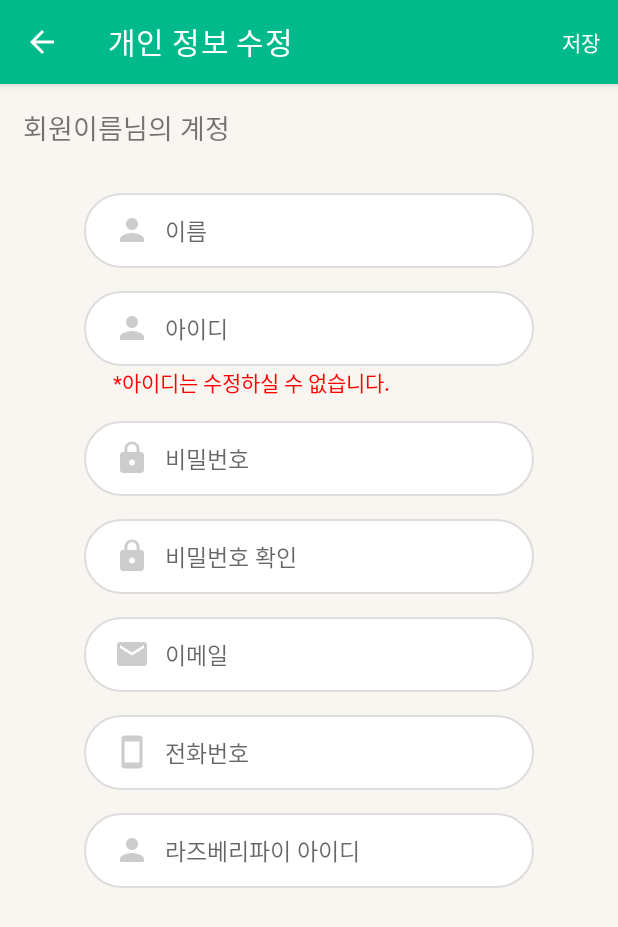
After one commit to jin0220/FarmMonitoring, an Android app: the AccountActivity screen opened directly, with no data from a screen before it, on a phone screen of 412 x 824 dp. The commit adds this screen. Shown: the top 927 px of the screen. Run offline under Robolectric (Android 15) with nearby library versions, the phone set to English and light mode, and no system bars.

Commit message:
account
개인정보 수정 페이지 추가 및 마이페이지 ui 수정

```diff
--- a/app/src/main/AndroidManifest.xml
+++ b/app/src/main/AndroidManifest.xml
@@ -9,7 +9,8 @@
         android:roundIcon="@mipmap/ic_launcher_logo_round"
         android:supportsRtl="true"
         android:theme="@style/Theme.Farm_monitoring">
-        <activity android:name=".CommunityWriteActivity"></activity>
+        <activity android:name=".AccountActivity"></activity>
+        <activity android:name=".CommunityWriteActivity" />
         <activity
             android:name=".LoadingActivity"
             android:theme="@style/Theme.AppCompat.NoActionBar">
--- /dev/null
+++ b/app/src/main/java/com/example/farm_monitoring/AccountActivity.java
@@ -0,0 +1,40 @@
+package com.example.farm_monitoring;
+
+import androidx.annotation.NonNull;
+import androidx.appcompat.app.AppCompatActivity;
+
+import android.os.Bundle;
+import android.view.Menu;
+import android.view.MenuItem;
+import android.widget.Toast;
+
+public class AccountActivity extends AppCompatActivity {
+
+    @Override
+    protected void onCreate(Bundle savedInstanceState) {
+        super.onCreate(savedInstanceState);
+        setContentView(R.layout.activity_account);
+
+        getSupportActionBar().setTitle("개인 정보 수정");
+        getSupportActionBar().setDisplayHomeAsUpEnabled(true);
+    }
+
+    @Override
+    public boolean onCreateOptionsMenu(Menu menu) {
+        getMenuInflater().inflate(R.menu.write_menu, menu);
+        return super.onCreateOptionsMenu(menu);
+    }
+
+    @Override
+    public boolean onOptionsItemSelected(@NonNull MenuItem item) {
+        switch (item.getItemId()){
+            case android.R.id.home:
+                finish();
+                return true;
+            case R.id.store:
+                Toast.makeText(this, "수정되었습니다.", Toast.LENGTH_SHORT).show();
+                return true;
+        }
+        return super.onOptionsItemSelected(item);
+    }
+}
--- /dev/null
+++ b/app/src/main/res/layout/activity_account.xml
@@ -0,0 +1,115 @@
+<?xml version="1.0" encoding="utf-8"?>
+<LinearLayout xmlns:android="http://schemas.android.com/apk/res/android"
+    xmlns:app="http://schemas.android.com/apk/res-auto"
+    xmlns:tools="http://schemas.android.com/tools"
+    android:layout_width="match_parent"
+    android:layout_height="match_parent"
+    tools:context=".SignUpActivity"
+    android:background="@color/background"
+    android:orientation="vertical"
+    android:padding="15dp">
+
+    <TextView
+        android:layout_width="wrap_content"
+        android:layout_height="wrap_content"
+        android:text="회원이름님의 계정"
+        android:textSize="18dp"/>
+
+    <LinearLayout
+        android:layout_width="match_parent"
+        android:layout_height="match_parent"
+        android:gravity="center_horizontal"
+        android:orientation="vertical"
+        android:paddingTop="30dp">
+
+        <EditText
+            android:layout_width="300dp"
+            android:layout_height="50dp"
+            android:layout_marginBottom="15dp"
+            android:background="@drawable/login_edit"
+            android:drawableLeft="@drawable/ic_baseline_person"
+            android:drawablePadding="10dp"
+            android:hint="이름"
+            android:paddingLeft="20dp"
+            android:textSize="15dp" />
+
+        <EditText
+            android:layout_width="300dp"
+            android:layout_height="50dp"
+
+            android:background="@drawable/login_edit"
+            android:drawableLeft="@drawable/ic_baseline_person"
+            android:drawablePadding="10dp"
+            android:hint="아이디"
+            android:paddingLeft="20dp"
+            android:textSize="15dp"
+            android:clickable="false"
+            android:focusable="false"/>
+
+        <TextView
+            android:layout_width="wrap_content"
+            android:layout_height="wrap_content"
+            android:text="*아이디는 수정하실 수 없습니다."
+            android:layout_marginBottom="15dp"
+            android:layout_marginLeft="60dp"
+            android:layout_gravity="left"
+            android:textColor="#f00"/>
+
+        <EditText
+            android:layout_width="300dp"
+            android:layout_height="50dp"
+            android:layout_marginBottom="15dp"
+            android:background="@drawable/login_edit"
+            android:drawableLeft="@drawable/ic_baseline_lock"
+            android:drawablePadding="10dp"
+            android:hint="비밀번호"
+            android:paddingLeft="20dp"
+            android:textSize="15dp" />
+
+        <EditText
+            android:layout_width="300dp"
+            android:layout_height="50dp"
+            android:layout_marginBottom="15dp"
+            android:background="@drawable/login_edit"
+            android:drawableLeft="@drawable/ic_baseline_lock"
+            android:drawablePadding="10dp"
+            android:hint="비밀번호 확인"
+            android:paddingLeft="20dp"
+            android:textSize="15dp" />
+
+        <EditText
+            android:layout_width="300dp"
+            android:layout_height="50dp"
+            android:layout_marginBottom="15dp"
+            android:background="@drawable/login_edit"
+            android:drawableLeft="@drawable/ic_baseline_email"
+            android:drawablePadding="10dp"
+            android:hint="이메일"
+            android:paddingLeft="20dp"
+            android:textSize="15dp" />
+
+        <EditText
+            android:layout_width="300dp"
+            android:layout_height="50dp"
+            android:layout_marginBottom="15dp"
+            android:background="@drawable/login_edit"
+            android:drawableLeft="@drawable/ic_baseline_phone"
+            android:drawablePadding="10dp"
+            android:hint="전화번호"
+            android:paddingLeft="20dp"
+            android:textSize="15dp" />
+
+        <EditText
+            android:layout_width="300dp"
+            android:layout_height="50dp"
+            android:layout_marginBottom="15dp"
+            android:background="@drawable/login_edit"
+            android:drawableLeft="@drawable/ic_baseline_person"
+            android:drawablePadding="10dp"
+            android:hint="라즈베리파이 아이디"
+            android:paddingLeft="20dp"
+            android:textSize="15dp" />
+
+    </LinearLayout>
+
+</LinearLayout>
```
Also changed, not shown: app/src/main/java/com/example/farm_monitoring/MypageFragment.java (+25 -19 lines), app/src/main/res/layout/fragment_mypage.xml (+42 -21 lines).
